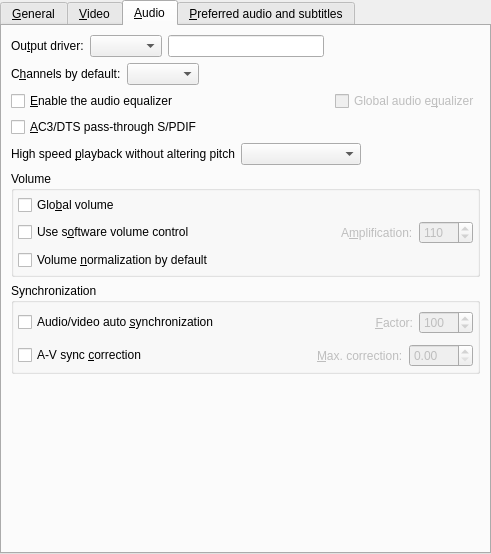
The window that src/gui/pref/general.ui (wilbert2000/wzplayer) describes before a commit, drawn with Qt 5.
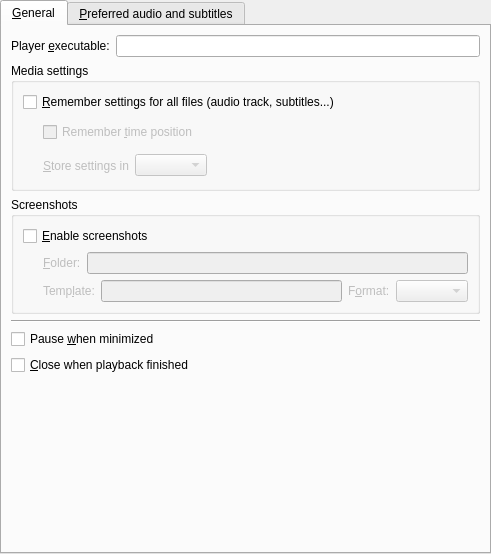
The same window after the commit. The open tabs and pages were chosen to show the change. Custom widgets are drawn as their Qt base class.

Commit message: Move video and audio tabs to video and audio sections

The edit to the form file:
```diff
--- a/src/gui/pref/general.ui
+++ b/src/gui/pref/general.ui
@@ -294,684 +294,6 @@
        </item>
       </layout>
      </widget>
-     <widget class="QWidget" name="video_tab">
-      <attribute name="title">
-       <string>&amp;Video</string>
-      </attribute>
-      <layout class="QVBoxLayout">
-       <item>
-        <layout class="QHBoxLayout" name="vo_layout">
-         <item>
-          <widget class="QLabel" name="vo_label">
-           <property name="text">
-            <string>&amp;Output driver:</string>
-           </property>
-           <property name="wordWrap">
-            <bool>false</bool>
-           </property>
-           <property name="buddy">
-            <cstring>vo_combo</cstring>
-           </property>
-          </widget>
-         </item>
-         <item>
-          <widget class="QComboBox" name="vo_combo">
-           <property name="sizePolicy">
-            <sizepolicy hsizetype="Preferred" vsizetype="Fixed">
-             <horstretch>0</horstretch>
-             <verstretch>0</verstretch>
-            </sizepolicy>
-           </property>
-           <property name="editable">
-            <bool>false</bool>
-           </property>
-          </widget>
-         </item>
-         <item>
-          <widget class="QLineEdit" name="vo_user_defined_edit"/>
-         </item>
-         <item>
-          <widget class="QPushButton" name="vdpau_button">
-           <property name="text">
-            <string>&amp;Configure...</string>
-           </property>
-          </widget>
-         </item>
-         <item>
-          <spacer>
-           <property name="orientation">
-            <enum>Qt::Horizontal</enum>
-           </property>
-           <property name="sizeHint" stdset="0">
-            <size>
-             <width>81</width>
-             <height>20</height>
-            </size>
-           </property>
-          </spacer>
-         </item>
-        </layout>
-       </item>
-       <item>
-        <layout class="QHBoxLayout" name="hwdec_layout">
-         <item>
-          <widget class="QLabel" name="hwdec_label">
-           <property name="text">
-            <string>&amp;Hardware decoding:</string>
-           </property>
-           <property name="buddy">
-            <cstring>hwdec_combo</cstring>
-           </property>
-          </widget>
-         </item>
-         <item>
-          <widget class="QComboBox" name="hwdec_combo"/>
-         </item>
-         <item>
-          <spacer name="horizontalSpacer_2">
-           <property name="orientation">
-            <enum>Qt::Horizontal</enum>
-           </property>
-           <property name="sizeHint" stdset="0">
-            <size>
-             <width>40</width>
-             <height>20</height>
-            </size>
-           </property>
-          </spacer>
-         </item>
-        </layout>
-       </item>
-       <item>
-        <widget class="QCheckBox" name="software_video_equalizer_check">
-         <property name="text">
-          <string>&amp;Use software video equalizer</string>
-         </property>
-        </widget>
-       </item>
-       <item>
-        <widget class="QCheckBox" name="framedrop_check">
-         <property name="text">
-          <string>A&amp;llow frame drop</string>
-         </property>
-        </widget>
-       </item>
-       <item>
-        <widget class="QCheckBox" name="hardframedrop_check">
-         <property name="text">
-          <string>All&amp;ow hard frame drop (can lead to image distortion)</string>
-         </property>
-        </widget>
-       </item>
-       <item>
-        <layout class="QHBoxLayout">
-         <property name="spacing">
-          <number>6</number>
-         </property>
-         <property name="margin">
-          <number>0</number>
-         </property>
-         <item>
-          <widget class="QCheckBox" name="postprocessing_check">
-           <property name="text">
-            <string>&amp;Enable postprocessing by default</string>
-           </property>
-          </widget>
-         </item>
-         <item>
-          <spacer>
-           <property name="orientation">
-            <enum>Qt::Horizontal</enum>
-           </property>
-           <property name="sizeHint" stdset="0">
-            <size>
-             <width>20</width>
-             <height>20</height>
-            </size>
-           </property>
-          </spacer>
-         </item>
-         <item>
-          <widget class="QLabel" name="postprocessing_quality_label">
-           <property name="text">
-            <string>&amp;Quality:</string>
-           </property>
-           <property name="wordWrap">
-            <bool>false</bool>
-           </property>
-           <property name="buddy">
-            <cstring>postprocessing_quality_spin</cstring>
-           </property>
-          </widget>
-         </item>
-         <item>
-          <widget class="QSpinBox" name="postprocessing_quality_spin">
-           <property name="minimum">
-            <number>1</number>
-           </property>
-           <property name="maximum">
-            <number>6</number>
-           </property>
-          </widget>
-         </item>
-        </layout>
-       </item>
-       <item>
-        <layout class="QHBoxLayout" name="deinterlace_layout">
-         <property name="spacing">
-          <number>6</number>
-         </property>
-         <property name="margin">
-          <number>0</number>
-         </property>
-         <item>
-          <widget class="QLabel" name="label_7">
-           <property name="text">
-            <string>&amp;Deinterlace by default (except for TV):</string>
-           </property>
-           <property name="buddy">
-            <cstring>deinterlace_combo</cstring>
-           </property>
-          </widget>
-         </item>
-         <item>
-          <widget class="QComboBox" name="deinterlace_combo">
-           <property name="sizePolicy">
-            <sizepolicy hsizetype="Expanding" vsizetype="Fixed">
-             <horstretch>0</horstretch>
-             <verstretch>0</verstretch>
-            </sizepolicy>
-           </property>
-          </widget>
-         </item>
-         <item>
-          <spacer>
-           <property name="orientation">
-            <enum>Qt::Horizontal</enum>
-           </property>
-           <property name="sizeHint" stdset="0">
-            <size>
-             <width>40</width>
-             <height>20</height>
-            </size>
-           </property>
-          </spacer>
-         </item>
-        </layout>
-       </item>
-       <item>
-        <layout class="QHBoxLayout" name="zoom_layout">
-         <item>
-          <widget class="QLabel" name="zoom_label">
-           <property name="text">
-            <string>Default &amp;zoom:</string>
-           </property>
-           <property name="buddy">
-            <cstring>zoom_spin</cstring>
-           </property>
-          </widget>
-         </item>
-         <item>
-          <widget class="QDoubleSpinBox" name="zoom_spin">
-           <property name="minimum">
-            <double>0.500000000000000</double>
-           </property>
-           <property name="maximum">
-            <double>10.000000000000000</double>
-           </property>
-           <property name="singleStep">
-            <double>0.100000000000000</double>
-           </property>
-           <property name="value">
-            <double>1.000000000000000</double>
-           </property>
-          </widget>
-         </item>
-         <item>
-          <spacer>
-           <property name="orientation">
-            <enum>Qt::Horizontal</enum>
-           </property>
-           <property name="sizeHint" stdset="0">
-            <size>
-             <width>40</width>
-             <height>20</height>
-            </size>
-           </property>
-          </spacer>
-         </item>
-        </layout>
-       </item>
-       <item>
-        <widget class="QCheckBox" name="start_fullscreen_check">
-         <property name="text">
-          <string>Start videos in &amp;fullscreen</string>
-         </property>
-        </widget>
-       </item>
-       <item>
-        <widget class="QCheckBox" name="blackborders_on_fs_check">
-         <property name="text">
-          <string>&amp;Add black borders on fullscreen</string>
-         </property>
-        </widget>
-       </item>
-       <item>
-        <spacer name="verticalSpacer">
-         <property name="orientation">
-          <enum>Qt::Vertical</enum>
-         </property>
-         <property name="sizeHint" stdset="0">
-          <size>
-           <width>20</width>
-           <height>40</height>
-          </size>
-         </property>
-        </spacer>
-       </item>
-      </layout>
-     </widget>
-     <widget class="QWidget" name="audio_tab">
-      <attribute name="title">
-       <string>&amp;Audio</string>
-      </attribute>
-      <layout class="QVBoxLayout" name="verticalLayout">
-       <item>
-        <layout class="QHBoxLayout">
-         <item>
-          <widget class="QLabel" name="ao_label">
-           <property name="text">
-            <string>Ou&amp;tput driver:</string>
-           </property>
-           <property name="wordWrap">
-            <bool>false</bool>
-           </property>
-           <property name="buddy">
-            <cstring>ao_combo</cstring>
-           </property>
-          </widget>
-         </item>
-         <item>
-          <widget class="QComboBox" name="ao_combo">
-           <property name="sizePolicy">
-            <sizepolicy hsizetype="Preferred" vsizetype="Fixed">
-             <horstretch>0</horstretch>
-             <verstretch>0</verstretch>
-            </sizepolicy>
-           </property>
-           <property name="editable">
-            <bool>false</bool>
-           </property>
-          </widget>
-         </item>
-         <item>
-          <widget class="QLineEdit" name="ao_user_defined_edit"/>
-         </item>
-         <item>
-          <spacer>
-           <property name="orientation">
-            <enum>Qt::Horizontal</enum>
-           </property>
-           <property name="sizeHint" stdset="0">
-            <size>
-             <width>81</width>
-             <height>20</height>
-            </size>
-           </property>
-          </spacer>
-         </item>
-        </layout>
-       </item>
-       <item>
-        <layout class="QHBoxLayout">
-         <property name="spacing">
-          <number>6</number>
-         </property>
-         <property name="margin">
-          <number>0</number>
-         </property>
-         <item>
-          <widget class="QLabel" name="label">
-           <property name="text">
-            <string>C&amp;hannels by default:</string>
-           </property>
-           <property name="buddy">
-            <cstring>channels_combo</cstring>
-           </property>
-          </widget>
-         </item>
-         <item>
-          <widget class="QComboBox" name="channels_combo"/>
-         </item>
-         <item>
-          <spacer>
-           <property name="orientation">
-            <enum>Qt::Horizontal</enum>
-           </property>
-           <property name="sizeHint" stdset="0">
-            <size>
-             <width>40</width>
-             <height>20</height>
-            </size>
-           </property>
-          </spacer>
-         </item>
-        </layout>
-       </item>
-       <item>
-        <layout class="QHBoxLayout" name="horizontalLayout">
-         <item>
-          <widget class="QCheckBox" name="audio_equalizer_check">
-           <property name="text">
-            <string>&amp;Enable the audio equalizer</string>
-           </property>
-          </widget>
-         </item>
-         <item>
-          <spacer name="horizontalSpacer">
-           <property name="orientation">
-            <enum>Qt::Horizontal</enum>
-           </property>
-           <property name="sizeHint" stdset="0">
-            <size>
-             <width>40</width>
-             <height>20</height>
-            </size>
-           </property>
-          </spacer>
-         </item>
-         <item>
-          <widget class="QCheckBox" name="global_audio_equalizer_check">
-           <property name="enabled">
-            <bool>false</bool>
-           </property>
-           <property name="text">
-            <string>Global audio e&amp;qualizer</string>
-           </property>
-          </widget>
-         </item>
-        </layout>
-       </item>
-       <item>
-        <widget class="QCheckBox" name="hwac3_check">
-         <property name="text">
-          <string>&amp;AC3/DTS pass-through S/PDIF</string>
-         </property>
-        </widget>
-       </item>
-       <item>
-        <layout class="QHBoxLayout">
-         <property name="spacing">
-          <number>6</number>
-         </property>
-         <property name="margin">
-          <number>0</number>
-         </property>
-         <item>
-          <widget class="QLabel" name="label_6">
-           <property name="text">
-            <string>High speed &amp;playback without altering pitch</string>
-           </property>
-           <property name="buddy">
-            <cstring>scaletempo_combo</cstring>
-           </property>
-          </widget>
-         </item>
-         <item>
-          <widget class="Gui::Pref::TTristateCombo" name="scaletempo_combo">
-           <property name="sizePolicy">
-            <sizepolicy hsizetype="Expanding" vsizetype="Fixed">
-             <horstretch>0</horstretch>
-             <verstretch>0</verstretch>
-            </sizepolicy>
-           </property>
-          </widget>
-         </item>
-         <item>
-          <spacer>
-           <property name="orientation">
-            <enum>Qt::Horizontal</enum>
-           </property>
-           <property name="sizeHint" stdset="0">
-            <size>
-             <width>40</width>
-             <height>20</height>
-            </size>
-           </property>
-          </spacer>
-         </item>
-        </layout>
-       </item>
-       <item>
-        <widget class="QGroupBox" name="groupBox_4">
-         <property name="title">
-          <string>Volume</string>
-         </property>
-         <layout class="QVBoxLayout">
-          <property name="margin">
-           <number>4</number>
-          </property>
-          <item>
-           <widget class="QCheckBox" name="global_volume_check">
-            <property name="text">
-             <string>Glo&amp;bal volume</string>
-            </property>
-           </widget>
-          </item>
-          <item>
-           <layout class="QHBoxLayout">
-            <property name="spacing">
-             <number>6</number>
-            </property>
-            <property name="margin">
-             <number>0</number>
-            </property>
-            <item>
-             <widget class="QCheckBox" name="softvol_check">
-              <property name="text">
-               <string>Use s&amp;oftware volume control</string>
-              </property>
-             </widget>
-            </item>
-            <item>
-             <spacer>
-              <property name="orientation">
-               <enum>Qt::Horizontal</enum>
-              </property>
-              <property name="sizeHint" stdset="0">
-               <size>
-                <width>20</width>
-                <height>20</height>
-               </size>
-              </property>
-             </spacer>
-            </item>
-            <item>
-             <widget class="QLabel" name="amplification_label">
-              <property name="enabled">
-               <bool>false</bool>
-              </property>
-              <property name="text">
-               <string>A&amp;mplification:</string>
-              </property>
-              <property name="wordWrap">
-               <bool>false</bool>
-              </property>
-              <property name="buddy">
-               <cstring>softvol_amp_spin</cstring>
-              </property>
-             </widget>
-            </item>
-            <item>
-             <widget class="QSpinBox" name="softvol_amp_spin">
-              <property name="enabled">
-               <bool>false</bool>
-              </property>
-              <property name="minimum">
-               <number>100</number>
-              </property>
-              <property name="maximum">
-               <number>1000</number>
-              </property>
-              <property name="value">
-               <number>110</number>
-              </property>
-             </widget>
-            </item>
-           </layout>
-          </item>
-          <item>
-           <widget class="QCheckBox" name="volnorm_check">
-            <property name="text">
-             <string>Volume &amp;normalization by default</string>
-            </property>
-           </widget>
-          </item>
-         </layout>
-        </widget>
-       </item>
-       <item>
-        <widget class="QGroupBox" name="groupBox_5">
-         <property name="title">
-          <string>Synchronization</string>
-         </property>
-         <layout class="QVBoxLayout">
-          <property name="margin">
-           <number>4</number>
-          </property>
-          <item>
-           <layout class="QHBoxLayout">
-            <item>
-             <widget class="QCheckBox" name="autosync_check">
-              <property name="text">
-               <string>Audio/video auto &amp;synchronization</string>
-              </property>
-             </widget>
-            </item>
-            <item>
-             <spacer>
-              <property name="orientation">
-               <enum>Qt::Horizontal</enum>
-              </property>
-              <property name="sizeType">
-               <enum>QSizePolicy::Expanding</enum>
-              </property>
-              <property name="sizeHint" stdset="0">
-               <size>
-                <width>40</width>
-                <height>31</height>
-               </size>
-              </property>
-             </spacer>
-            </item>
-            <item>
-             <widget class="QLabel" name="factor_label">
-              <property name="enabled">
-               <bool>false</bool>
-              </property>
-              <property name="text">
-               <string>&amp;Factor:</string>
-              </property>
-              <property name="alignment">
-               <set>Qt::AlignRight|Qt::AlignTrailing|Qt::AlignVCenter</set>
-              </property>
-              <property name="wordWrap">
-               <bool>false</bool>
-              </property>
-              <property name="buddy">
-               <cstring>autosync_spin</cstring>
-              </property>
-             </widget>
-            </item>
-            <item>
-             <widget class="QSpinBox" name="autosync_spin">
-              <property name="enabled">
-               <bool>false</bool>
-              </property>
-              <property name="minimum">
-               <number>0</number>
-              </property>
-              <property name="maximum">
-               <number>1000</number>
-              </property>
-              <property name="value">
-               <number>100</number>
-              </property>
-             </widget>
-            </item>
-           </layout>
-          </item>
-          <item>
-           <layout class="QHBoxLayout">
-            <item>
-             <widget class="QCheckBox" name="use_mc_check">
-              <property name="text">
-               <string>A-V sync &amp;correction</string>
-              </property>
-             </widget>
-            </item>
-            <item>
-             <spacer>
-              <property name="orientation">
-               <enum>Qt::Horizontal</enum>
-              </property>
-              <property name="sizeHint" stdset="0">
-               <size>
-                <width>40</width>
-                <height>20</height>
-               </size>
-              </property>
-             </spacer>
-            </item>
-            <item>
-             <widget class="QLabel" name="mc_label">
-              <property name="enabled">
-               <bool>false</bool>
-              </property>
-              <property name="text">
-               <string>&amp;Max. correction:</string>
-              </property>
-              <property name="buddy">
-               <cstring>mc_spin</cstring>
-              </property>
-             </widget>
-            </item>
-            <item>
-             <widget class="QDoubleSpinBox" name="mc_spin">
-              <property name="enabled">
-               <bool>false</bool>
-              </property>
-              <property name="maximum">
-               <double>100.000000000000000</double>
-              </property>
-              <property name="singleStep">
-               <double>0.100000000000000</double>
-              </property>
-             </widget>
-            </item>
-           </layout>
-          </item>
-         </layout>
-        </widget>
-       </item>
-       <item>
-        <spacer>
-         <property name="orientation">
-          <enum>Qt::Vertical</enum>
-         </property>
-         <property name="sizeType">
-          <enum>QSizePolicy::Expanding</enum>
-         </property>
-         <property name="sizeHint" stdset="0">
-          <size>
-           <width>20</width>
-           <height>40</height>
-          </size>
-         </property>
-        </spacer>
-       </item>
-      </layout>
-     </widget>
      <widget class="QWidget" name="preferred_tab">
       <attribute name="title">
        <string>&amp;Preferred audio and subtitles</string>
@@ -1201,11 +523,6 @@
   </layout>
  </widget>
  <customwidgets>
-  <customwidget>
-   <class>Gui::Pref::TTristateCombo</class>
-   <extends>QComboBox</extends>
-   <header>gui/pref/tristatecombo.h</header>
-  </customwidget>
   <customwidget>
    <class>FileChooser</class>
    <extends>QLineEdit</extends>
```
Left out of the diff: 140 changed lines with no effect on the pictures. The commit also changes 11 other files.
